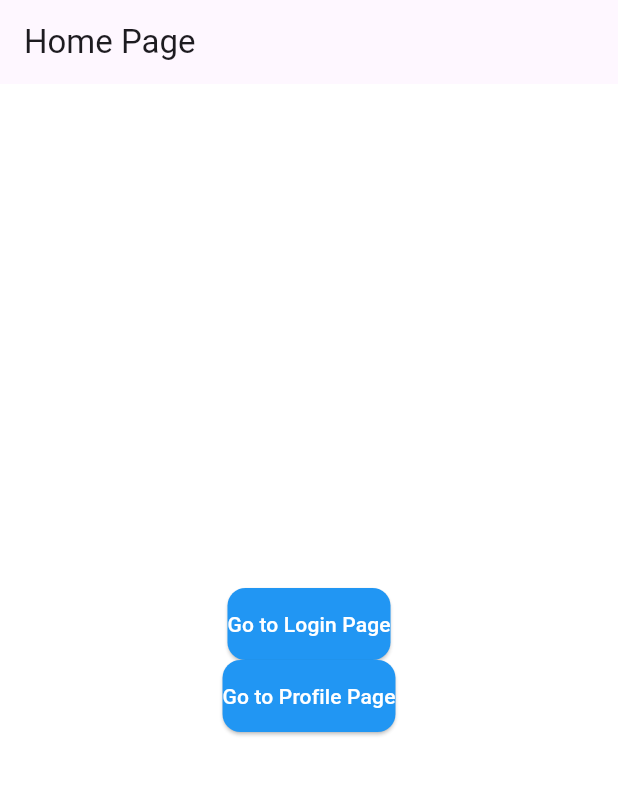
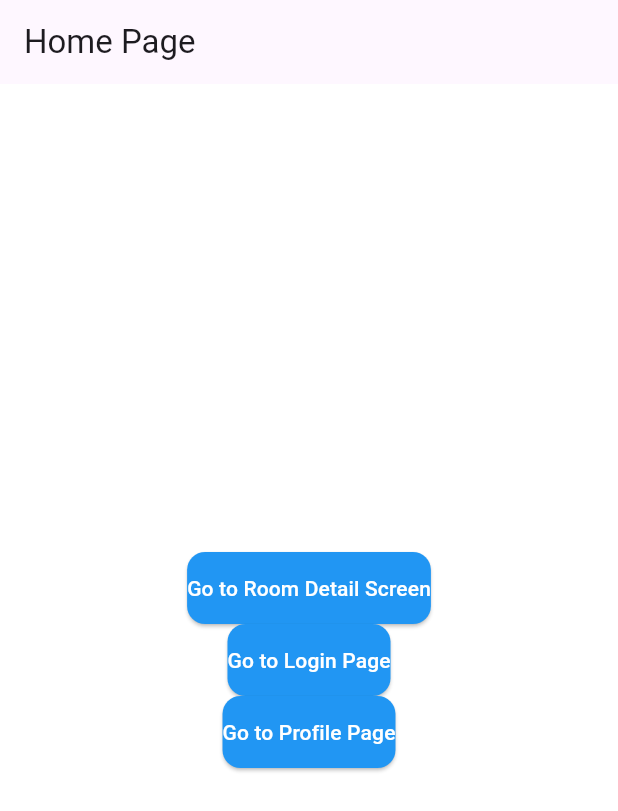
Before and after one commit to NoahTheLee/EGR302_Empty_Room, a Flutter app: the screen it shows after launch, on a phone screen of 412 x 824 dp. Shown: the top 811 px of the screen. Run offline on Flutter 3.47's test engine with Material 3 defaults, Android fonts, the phone set to English and light mode, and no system bars.

Commit message:
Added support for RoomDetailsScreen

```diff
--- a/lib/TEMP_NavPage.dart
+++ b/lib/TEMP_NavPage.dart
@@ -1,4 +1,5 @@
 import 'package:egr302_empty_room/ProfilePage.dart';
+import 'package:egr302_empty_room/RoomDetailScreen.dart';
 import 'package:egr302_empty_room/login_page.dart';
 import 'package:flutter/material.dart';
 
@@ -26,6 +27,19 @@ class TEMP_NavPage extends StatelessWidget {
             //   },
             //   child: Text('Go to YOUR PAGE NAME'),
             // ),
+            ElevatedButton(
+              onPressed: () {
+                Navigator.push(
+                  context,
+                  MaterialPageRoute(builder: (context) => RoomDetailScreen()),
+                );
+              },
+              child: Text('Go to Room Detail Screen',
+              style: TextStyle(
+                color: Colors.white,
+              ),
+              ),
+            ),
             ElevatedButton(
               onPressed: () {
                 Navigator.push(
```
